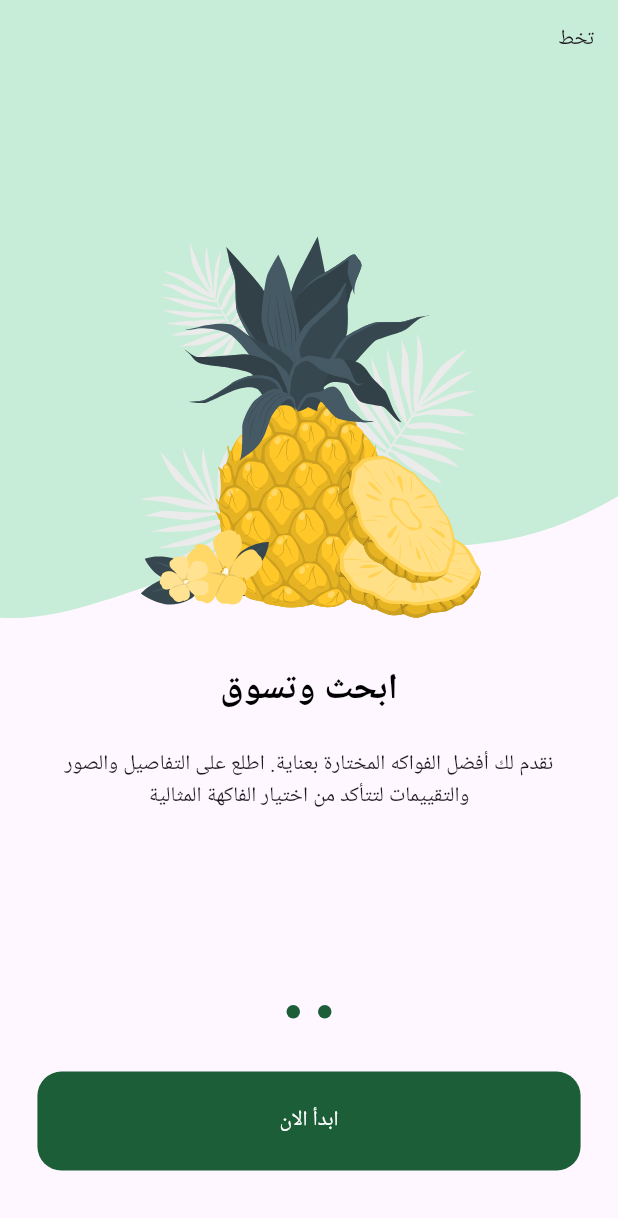
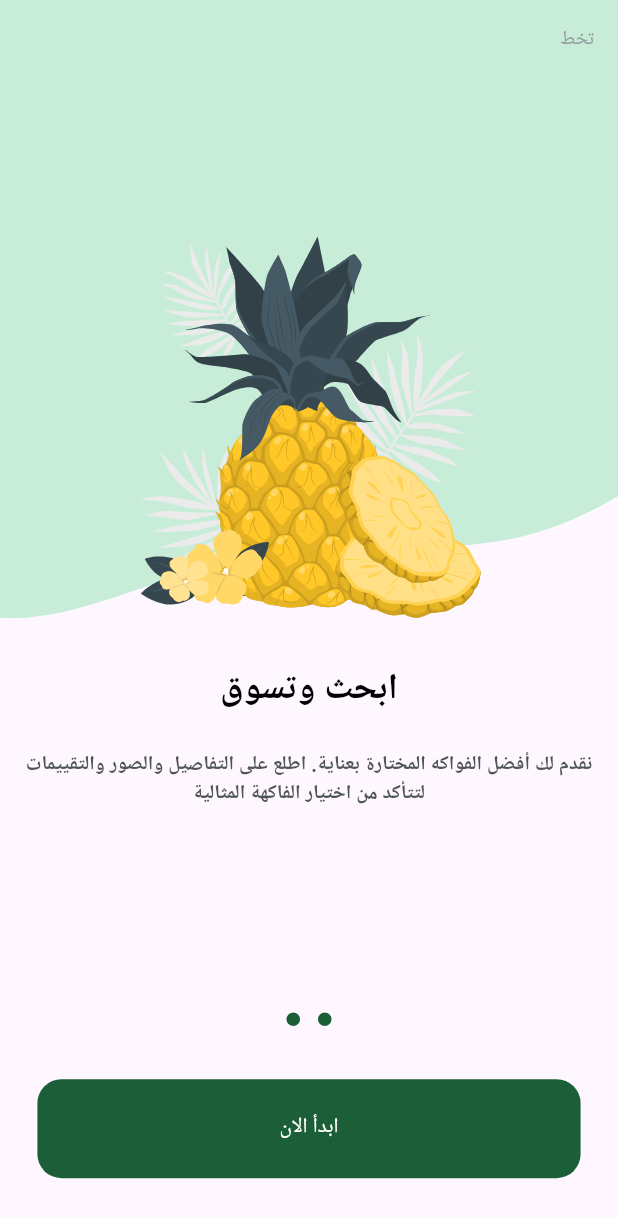
Before and after one commit to Hazem584/Fruits-Hub, a Flutter app: the screen it shows after launch, swiped to page 2, on a phone screen of 412 x 824 dp. Shown: the top 1218 px of the screen. Run offline on Flutter 3.47's test engine with Material 3 defaults, Android fonts, the phone set to English and light mode, and no system bars; drawn by our look-alikes of dots_indicator; our stand-ins replace flutter_screenutil, flutter_svg; Roboto replaces fonts that are missing (Cairo).

Commit message:
Add styles for text formatting and update onboarding components for better readability

```diff
--- a/lib/core/theming/app_colors.dart
+++ b/lib/core/theming/app_colors.dart
@@ -5,4 +5,6 @@ import 'package:flutter/material.dart';
 class AppColors {
   static const Color primaryColor = Color(0xFF1B5E37);
   static const Color secondaryColor = Color(0xFF5DB957);
+  static const Color lightGray = Color(0xFF4E5556);
+  static const Color lighterGray = Color(0xFF949D9E);
 }
--- /dev/null
+++ b/lib/core/theming/styles.dart
@@ -0,0 +1,26 @@
+import 'package:flutter/material.dart';
+import 'package:flutter_screenutil/flutter_screenutil.dart';
+import 'package:fruits_e_commerce/core/theming/app_colors.dart';
+
+import 'font_weight_helper.dart';
+
+class TextStyles {
+  static TextStyle font23BlackBold = TextStyle(
+    fontSize: 23.sp,
+    fontWeight: FontWeightHelper.bold,
+    color: Colors.black,
+    fontFamily: 'Cairo',
+  );
+  static TextStyle font13lightGraySemiBold = TextStyle(
+    fontSize: 13.sp,
+    fontWeight: FontWeightHelper.semiBold,
+    color: AppColors.lightGray,
+    fontFamily: 'Cairo',
+  );
+  static TextStyle font13lighterGraySemiBold = TextStyle(
+    fontSize: 13.sp,
+    fontWeight: FontWeightHelper.normal,
+    color: AppColors.lighterGray,
+    fontFamily: 'Cairo',
+  );
+}
--- a/lib/features/onbording/ui/widgets/on_boarding_page_view.dart
+++ b/lib/features/onbording/ui/widgets/on_boarding_page_view.dart
@@ -1,4 +1,6 @@
 import 'package:flutter/material.dart';
+import 'package:fruits_e_commerce/core/helper/spacing.dart';
+import 'package:fruits_e_commerce/core/theming/styles.dart';
 import 'package:fruits_e_commerce/core/utils/app_images.dart';
 import 'package:fruits_e_commerce/features/onbording/ui/widgets/page_view_item.dart';
 
@@ -12,18 +14,38 @@ class OnBoardingPageView extends StatelessWidget {
       controller: pageController,
       children: [
         PageViewItem(
-          isVisble: (pageController.hasClients ? pageController.page!.round()==0 : false),
+          isVisble: (pageController.hasClients
+              ? pageController.page!.round() == 0
+              : false),
           image: Assets.imagesPageViewItem1Image,
           backgroundImage: Assets.imagesPageViewItem1Background,
           title: Row(
             mainAxisAlignment: MainAxisAlignment.center,
-            children: [Text("مرحبا بكم في"), Text("Fruit"), Text("HUB")],
+            children: [
+              Text("مرحبًا بك في", style: TextStyles.font23BlackBold),
+              horizontalSpace(5),
+              Text(
+                "HUB",
+                style: TextStyles.font23BlackBold.copyWith(
+                  color: Colors.orange.shade400,
+                ),
+              ),
+              Text(
+                "Fruit",
+                style: TextStyles.font23BlackBold.copyWith(color: Colors.green),
+              ),
+            ],
           ),
-          subTitle:
-              "اكتشف تجربة تسوق فريدة مع FruitHUB. استكشف مجموعتنا الواسعة من الفواكه الطازجة الممتازة واحصل على أفضل العروض والجودة العالية.",
+          subTitle: Text(
+            "اكتشف تجربة تسوق فريدة مع FruitHUB. استكشف مجموعتنا الواسعة من الفواكه الطازجة الممتازة واحصل على أفضل العروض والجودة العالية.",
+            textAlign: TextAlign.center,
+            style: TextStyles.font13lightGraySemiBold,
+          ),
         ),
         PageViewItem(
-          isVisble:(pageController.hasClients ? pageController.page!.round()==1 : false),
+          isVisble: (pageController.hasClients
+              ? pageController.page!.round() == 1
+              : false),
           image: Assets.imagesPageViewItem2Image,
           backgroundImage: Assets.imagesPageViewItem2Background,
           title: Row(
@@ -42,8 +64,11 @@ class OnBoardingPageView extends StatelessWidget {
               ),
             ],
           ),
-          subTitle:
-              "نقدم لك أفضل الفواكه المختارة بعناية. اطلع على التفاصيل والصور والتقييمات لتتأكد من اختيار الفاكهة المثالية",
+          subTitle: Text(
+            "نقدم لك أفضل الفواكه المختارة بعناية. اطلع على التفاصيل والصور والتقييمات لتتأكد من اختيار الفاكهة المثالية",
+            textAlign: TextAlign.center,
+            style: TextStyles.font13lightGraySemiBold,
+          ),
         ),
       ],
     );
--- a/lib/features/onbording/ui/widgets/on_boarding_view_body.dart
+++ b/lib/features/onbording/ui/widgets/on_boarding_view_body.dart
@@ -66,7 +66,7 @@ class _OnBoardingViewBodyState extends State<OnBoardingViewBody> {
             horizontalPadding: 48,
           ),
         ),
-        verticalSpace(43),
+        verticalSpace(38),
       ],
     );
   }
--- a/lib/features/onbording/ui/widgets/page_view_item.dart
+++ b/lib/features/onbording/ui/widgets/page_view_item.dart
@@ -1,6 +1,7 @@
 import 'package:flutter/material.dart';
 import 'package:flutter_svg/svg.dart';
 import 'package:fruits_e_commerce/core/helper/spacing.dart';
+import 'package:fruits_e_commerce/core/theming/styles.dart';
 
 class PageViewItem extends StatelessWidget {
   const PageViewItem({
@@ -13,7 +14,7 @@ class PageViewItem extends StatelessWidget {
   });
   final String image, backgroundImage;
   final Widget title;
-  final String subTitle;
+  final Widget subTitle;
   final bool isVisble;
   @override
   Widget build(BuildContext context) {
@@ -38,7 +39,10 @@ class PageViewItem extends StatelessWidget {
                   visible: isVisble,
                   child: Padding(
                     padding: const EdgeInsets.all(16.0),
-                    child: Text("تخط"),
+                    child: Text(
+                      "تخط",
+                      style: TextStyles.font13lighterGraySemiBold,
+                    ),
                   ),
                 ),
               ],
@@ -49,7 +53,7 @@ class PageViewItem extends StatelessWidget {
           verticalSpace(24),
           Padding(
             padding: const EdgeInsets.symmetric(horizontal: 16.0),
-            child: Text(subTitle, textAlign: TextAlign.center),
+            child: subTitle,
           ),
         ],
       ),
```
